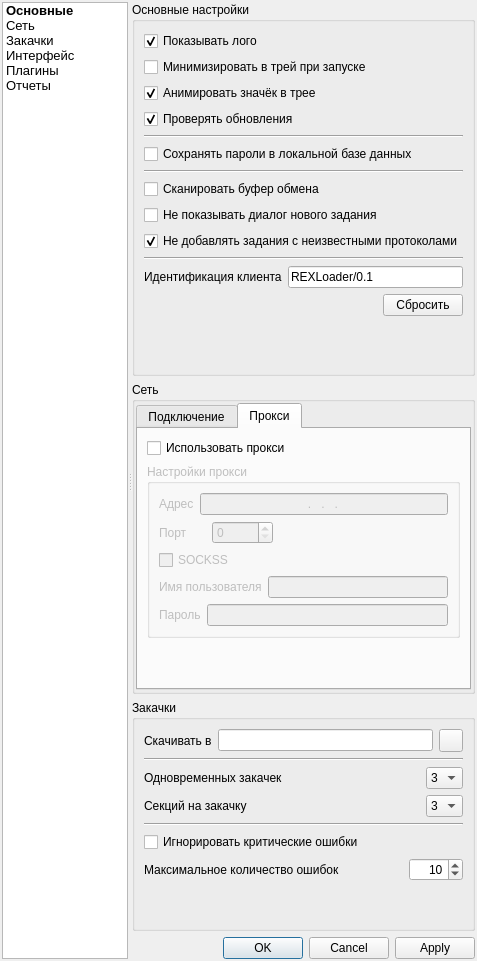
Old version of the form REXLoader/settingsdialog.ui in the repository RA9OAJ/rexloader.
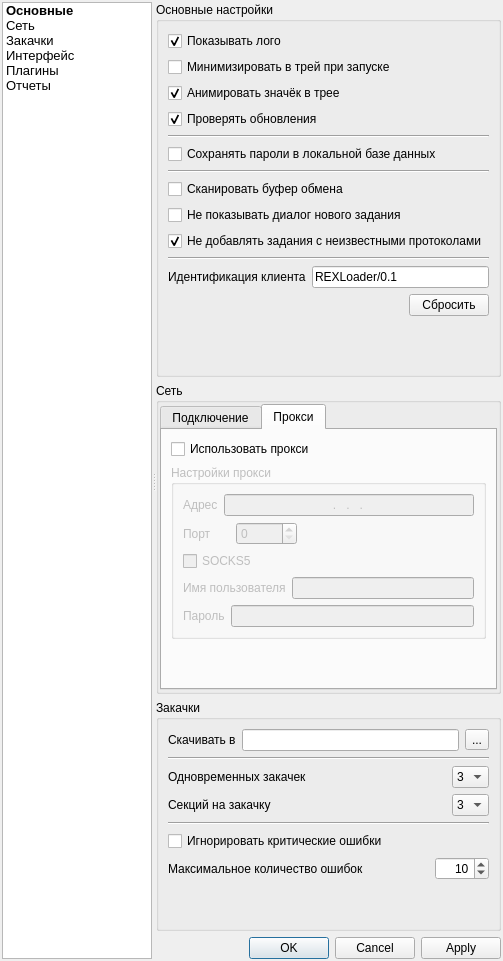
New version of the form. The open tabs and pages were chosen to show the change.

Commit message: Реализована работа через прокси.

Diff of the .ui file:
```diff
--- a/REXLoader/settingsdialog.ui
+++ b/REXLoader/settingsdialog.ui
@@ -6,7 +6,7 @@
    <rect>
     <x>0</x>
     <y>0</y>
-    <width>477</width>
+    <width>503</width>
     <height>961</height>
    </rect>
   </property>
@@ -23,6 +23,18 @@
       <enum>Qt::Horizontal</enum>
      </property>
      <widget class="QListWidget" name="listWidget">
+      <property name="minimumSize">
+       <size>
+        <width>150</width>
+        <height>0</height>
+       </size>
+      </property>
+      <property name="maximumSize">
+       <size>
+        <width>150</width>
+        <height>16777215</height>
+       </size>
+      </property>
       <item>
        <property name="text">
         <string>Основные</string>
@@ -547,7 +559,7 @@
                    <item>
                     <widget class="QCheckBox" name="sockssCheck">
                      <property name="text">
-                      <string>SOCKSS</string>
+                      <string>SOCKS5</string>
                      </property>
                     </widget>
                    </item>
@@ -655,7 +667,7 @@
                <string>View folders</string>
               </property>
               <property name="text">
-               <string/>
+               <string>...</string>
               </property>
              </widget>
             </item>
```
Left out of the diff: 5 changed lines with no effect on the pictures. The commit also changes 2 other files.
